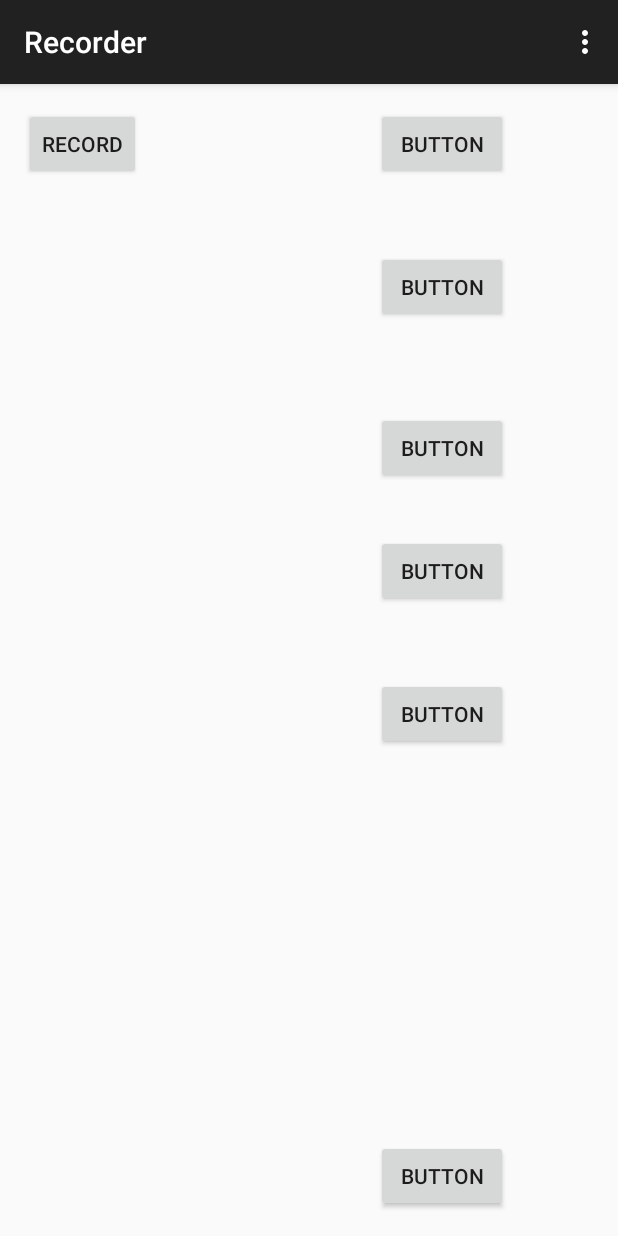
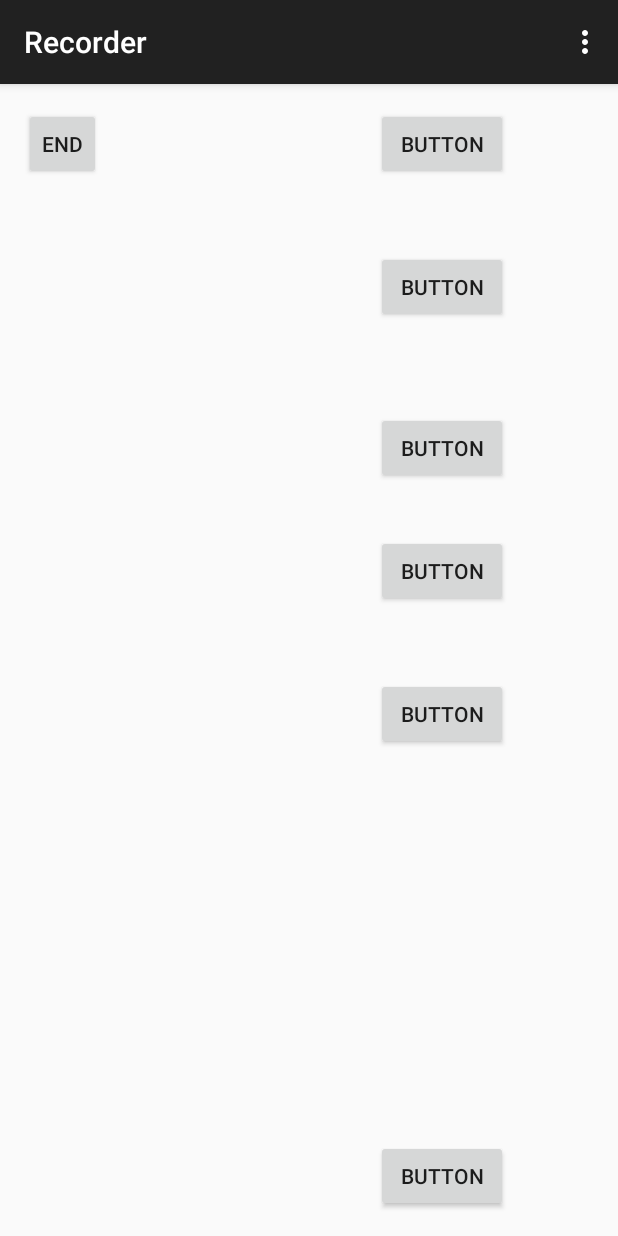
Before and after one commit to aremu/Recorder, an Android app: the screen it shows after launch (RecordActivity), after a tap on "RECORD", on a phone screen of 412 x 824 dp. Run offline under Robolectric (Android 15) with nearby library versions, the phone set to English and light mode, and no system bars.

Commit message:
This is todays version. April 21, 2015

```diff
--- a/app/src/main/AndroidManifest.xml
+++ b/app/src/main/AndroidManifest.xml
@@ -2,6 +2,12 @@
 <manifest xmlns:android="http://schemas.android.com/apk/res/android"
     package="com.example.leodavinci360.recorder" >
 
+
+    <uses-sdk
+        android:minSdkVersion="8"
+        android:maxSdkVersion="21"/>
+    <uses-permission android:name="android.permission.RECORD_AUDIO"/>
+    <uses-permission android:name="android.permission.WRITE_EXTERNAL_STORAGE"/>
     <application
         android:allowBackup="true"
         android:icon="@mipmap/ic_launcher"
--- a/app/src/main/res/layout/activity_record.xml
+++ b/app/src/main/res/layout/activity_record.xml
@@ -72,9 +72,9 @@
         style="?android:attr/buttonStyleSmall"
         android:layout_width="wrap_content"
         android:layout_height="wrap_content"
-        android:text="Record"
         android:id="@+id/button7"
         android:layout_alignParentLeft="true"
-        android:layout_alignParentStart="true"/>
+        android:layout_alignParentStart="true"
+        android:text="Record"/>
 
 </RelativeLayout>
```
Also changed, not shown: app/src/main/java/com/example/leodavinci360/recorder/RecordActivity.java (+28 -2 lines).
